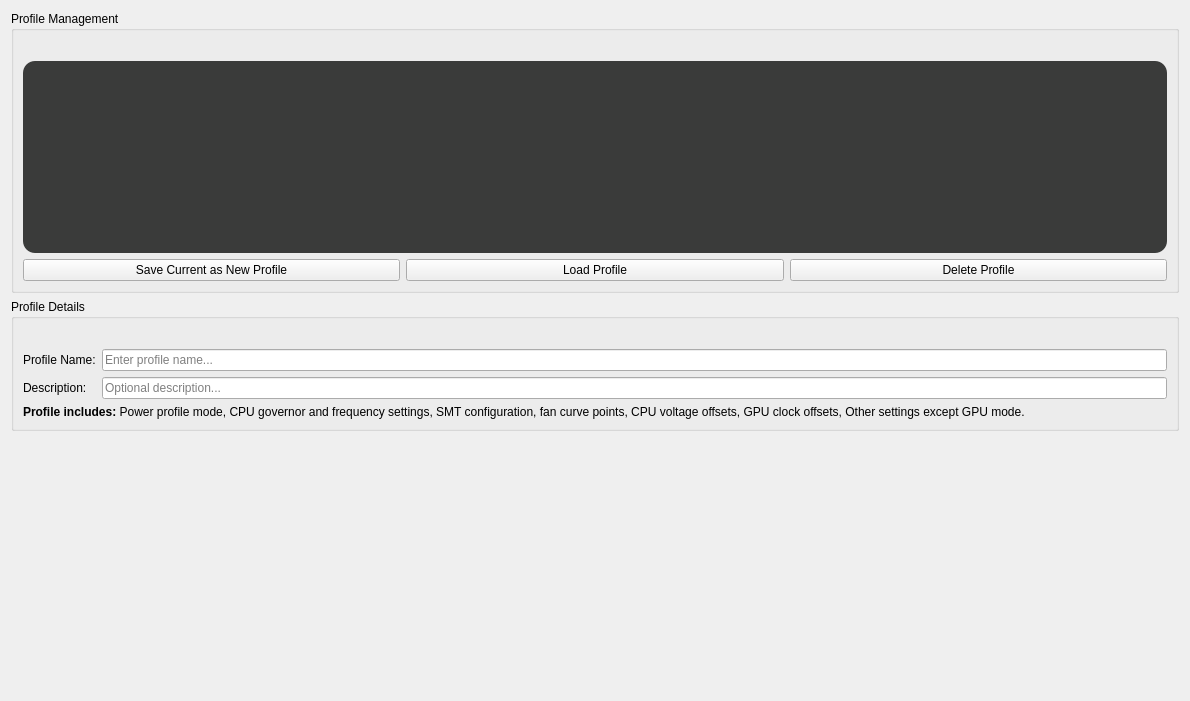
Old version of the form LenovoLegion/LenovoLegion-Application/ToolBarProfilesWidget.ui in the repository bolekjar/LenovoLegion.
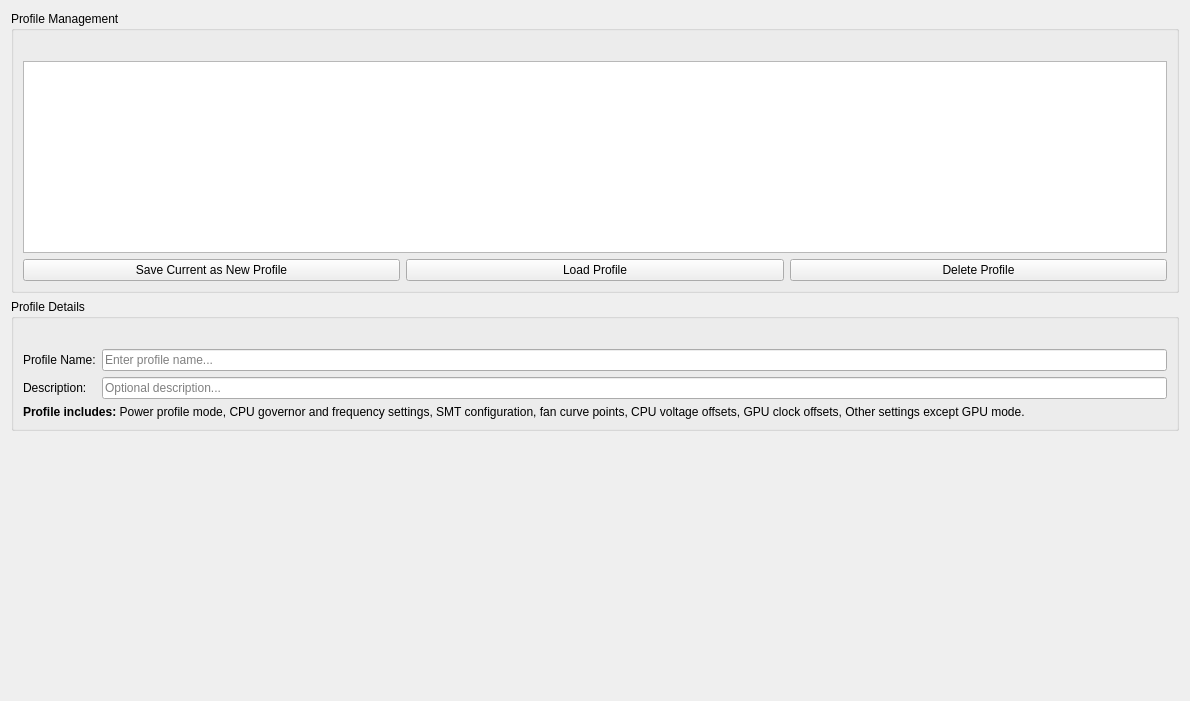
New version of the form.

```diff
--- a/LenovoLegion/LenovoLegion-Application/ToolBarProfilesWidget.ui
+++ b/LenovoLegion/LenovoLegion-Application/ToolBarProfilesWidget.ui
@@ -31,54 +31,7 @@
         <item>
          <widget class="QListWidget" name="listWidget_Profiles">
           <property name="styleSheet">
-           <string notr="true">QListWidget {
-	background-color: rgb(58, 59, 58);
-    border: 2px solid qlineargradient(x1:0, y1:0, x2:0, y2:1,
-                                      stop:0 #404040, stop:1 #505050);
-    border-radius: 12px;
-    padding: 2px;
-    color: #e8e8e8;
-    font-size: 12px;
-    outline: none;
-}
-
-QListWidget::item {
-    background: qlineargradient(x1:0, y1:0, x2:0, y2:1,
-                                stop:0 #2d2d2d, stop:1 #353535);
-    border: 1px solid #454545;
-    border-left: 4px solid #606060;
-    border-radius: 8px;
-    padding: 6px 12px;
-    margin: 5px 3px;
-    color: #d5d5d5;
-    font-weight: 500;
-}
-
-QListWidget::item:hover {
-    background: qlineargradient(x1:0, y1:0, x2:0, y2:1,
-                                stop:0 #3f3f3f, stop:1 #505050);
-    border-left: 4px solid #f0f0f0;
-    border: 1px solid #5a5a5a;
-    color: #ffffff;
-    padding-left: 12px;
-}
-
-QListWidget::item:selected {
-    background: qlineargradient(x1:0, y1:0, x2:0, y2:1,
-                                stop:0 #3f3f3f, stop:1 #474747);
-    border-left: 4px solid #f0f0f0;
-    border: 1px solid #5a5a5a;
-    color: #ffffff;
-    padding-left: 12px;
-}
-QListWidget::item:selected:hover {
-    background: qlineargradient(x1:0, y1:0, x2:0, y2:1,
-                                stop:0 #3f3f3f, stop:1 #505050);
-    border-left: 4px solid #f0f0f0;
-    border: 1px solid #5a5a5a;
-    color: #ffffff;
-    padding-left: 22px;
-}</string>
+           <string notr="true"/>
           </property>
           <property name="alternatingRowColors">
            <bool>false</bool>
```
